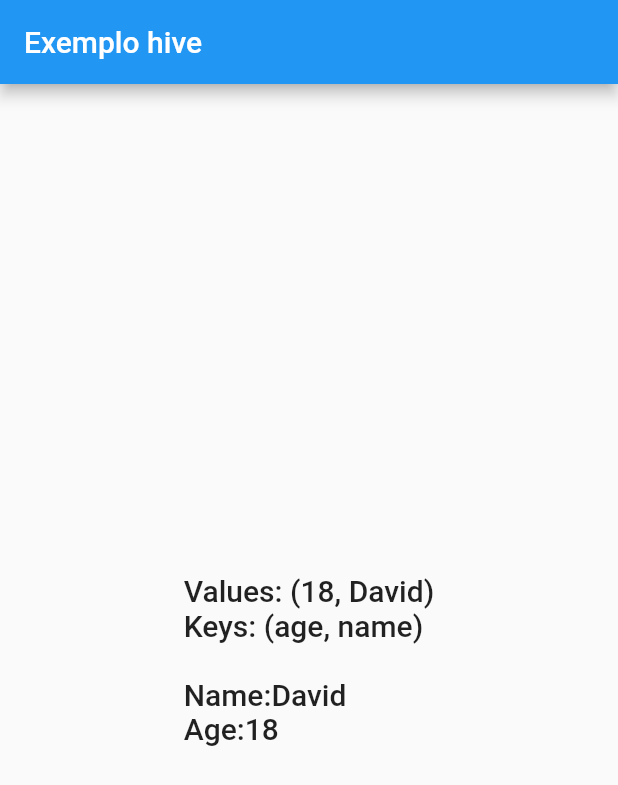
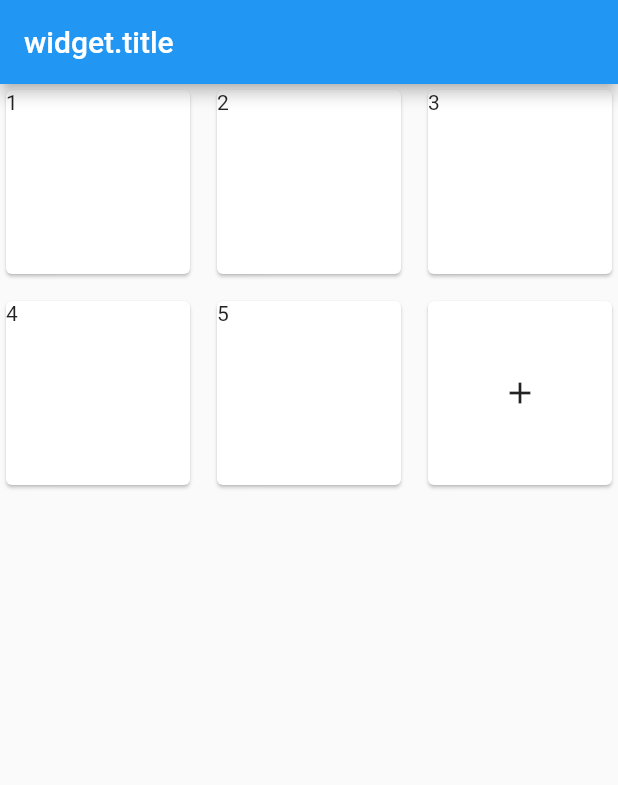
Before and after one commit to Isaac-Brasil-EM/isaac-app, a Flutter app: the screen it shows after launch, on a phone screen of 412 x 824 dp. Shown: the top 785 px of the screen. Run offline on Flutter 3.47's test engine with Material 2 defaults, Android fonts, the light colour scheme and no system bars; drawn by our look-alikes of reorderable_grid_view; our stand-ins replace hive, hive_flutter; accounts and stored records are empty.

Commit message:
Testing Drag and Drop

```diff
--- a/lib/main.dart
+++ b/lib/main.dart
@@ -3,11 +3,12 @@ import 'package:hive/hive.dart';
 import 'package:hive_flutter/hive_flutter.dart';
 import 'package:path_provider/path_provider.dart';
 
+import 'presentation/screens/drag_teste.dart';
 import 'presentation/screens/hive_teste.dart';
 
 //import 'package:path_provider/path_provider.dart';
 
-void main() => runApp(const MaterialApp(home: MyApp()));
+void main() => runApp(MaterialApp(home: DragScreen()));
 
 class MyApp extends StatelessWidget {
   const MyApp({super.key});
--- /dev/null
+++ b/lib/presentation/screens/drag_teste.dart
@@ -0,0 +1,63 @@
+import 'package:flutter/material.dart';
+import 'package:reorderable_grid_view/reorderable_grid_view.dart';
+
+void main() {
+  runApp(MyApp());
+}
+
+class MyApp extends StatelessWidget {
+  @override
+  Widget build(BuildContext context) {
+    return MaterialApp(
+      home: DragScreen(),
+    );
+  }
+}
+
+class DragScreen extends StatefulWidget {
+  @override
+  _DragScreenState createState() => _DragScreenState();
+}
+
+class _DragScreenState extends State<DragScreen> {
+  final data = [1, 2, 3, 4, 5];
+
+  @override
+  Widget build(BuildContext context) {
+    Widget buildItem(String text) {
+      return Card(
+        key: ValueKey(text),
+        child: Text(text),
+      );
+    }
+
+    return Scaffold(
+      appBar: AppBar(
+        title: Text("widget.title"),
+      ),
+      body: Center(
+        // use ReorderableGridView.count() when version >= 2.0.0
+        // else use ReorderableGridView()
+        child: ReorderableGridView.count(
+          crossAxisSpacing: 10,
+          mainAxisSpacing: 10,
+          crossAxisCount: 3,
+          children: this.data.map((e) => buildItem("$e")).toList(),
+          onReorder: (oldIndex, newIndex) {
+            setState(() {
+              final element = data.removeAt(oldIndex);
+              data.insert(newIndex, element);
+            });
+          },
+          footer: [
+            Card(
+              child: Center(
+                child: Icon(Icons.add),
+              ),
+            ),
+          ],
+        ),
+      ),
+    );
+  }
+}
```
Also changed, not shown: pubspec.yaml (+6 -3 lines), pubspec.lock, 1 other file.
